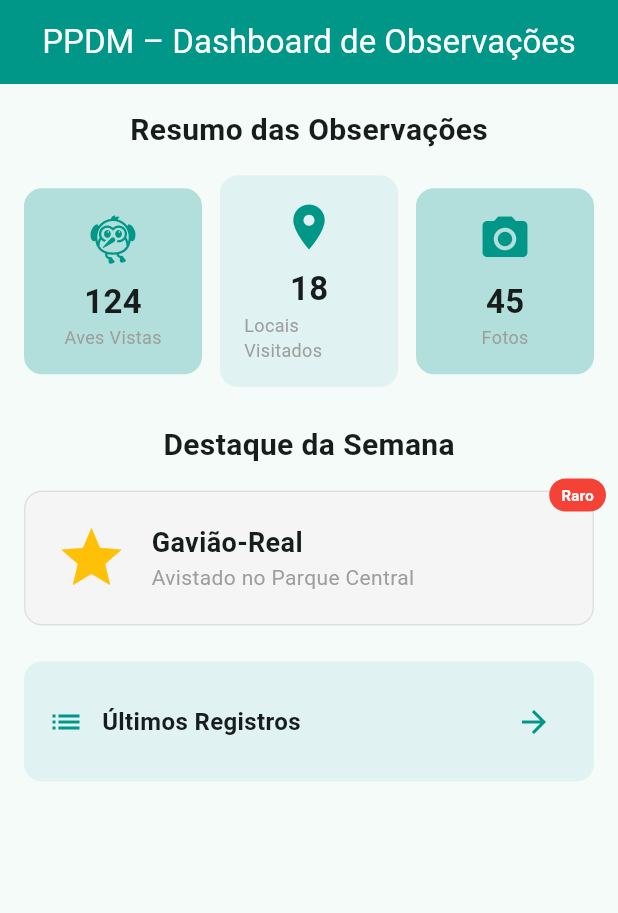
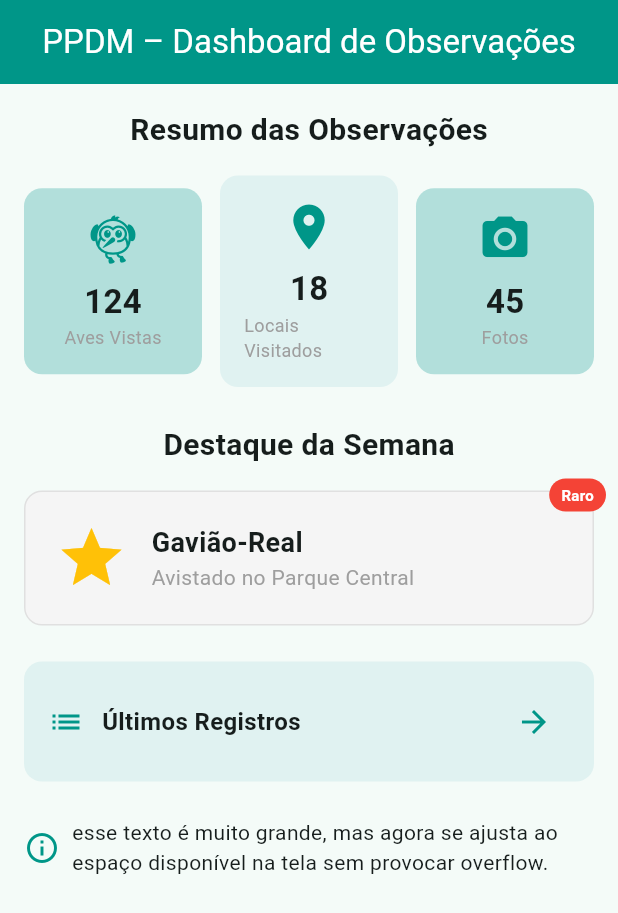
Before and after one commit to IsaacGoncalves01/provaa_layout_app, a Flutter app: the screen it shows after launch, on a phone screen of 412 x 824 dp. Shown: the top 913 px of the screen. Run offline on Flutter 3.47's test engine with Material 3 defaults, Android fonts, the phone set to English and light mode, and no system bars.

Commit message:
Desafio 4 - Correcao de overflow

```diff
--- a/lib/main.dart
+++ b/lib/main.dart
@@ -214,6 +214,29 @@ class TelaDashboard extends StatelessWidget {
             // Demonstrar/comprovar a ocorrência e correção de um erro de overflow
             // (RenderFlex overflow) via prints ou bloco comentado.
             // ============================================================
+
+            // Exemplo que provoca RenderFlex overflow:
+            // Row(
+            //   children: [
+            //     Text(
+            //       'esse texto é muito grande e ultrapassa o espaço disponível na tela, causando um erro de RenderFlex overflow.',
+            //     ),
+            //   ],
+            // ),
+
+
+            const SizedBox(height: 24.0),
+            const Row(
+              children: [
+                Icon(Icons.info_outline, color: Colors.teal),
+                SizedBox(width: 8),
+                Expanded(
+                  child: Text(
+                    'esse texto é muito grande, mas agora se ajusta ao espaço disponível na tela sem provocar overflow.',
+                  ),
+                ),
+              ],
+            ),
           ],
         ),
       ),
```
